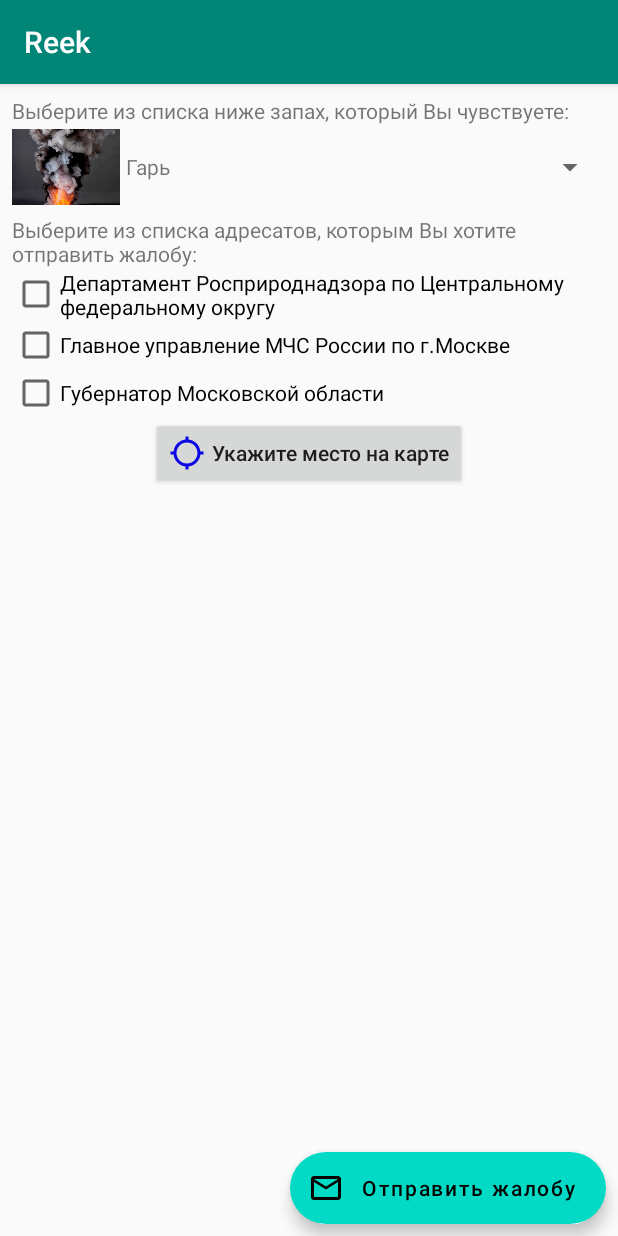
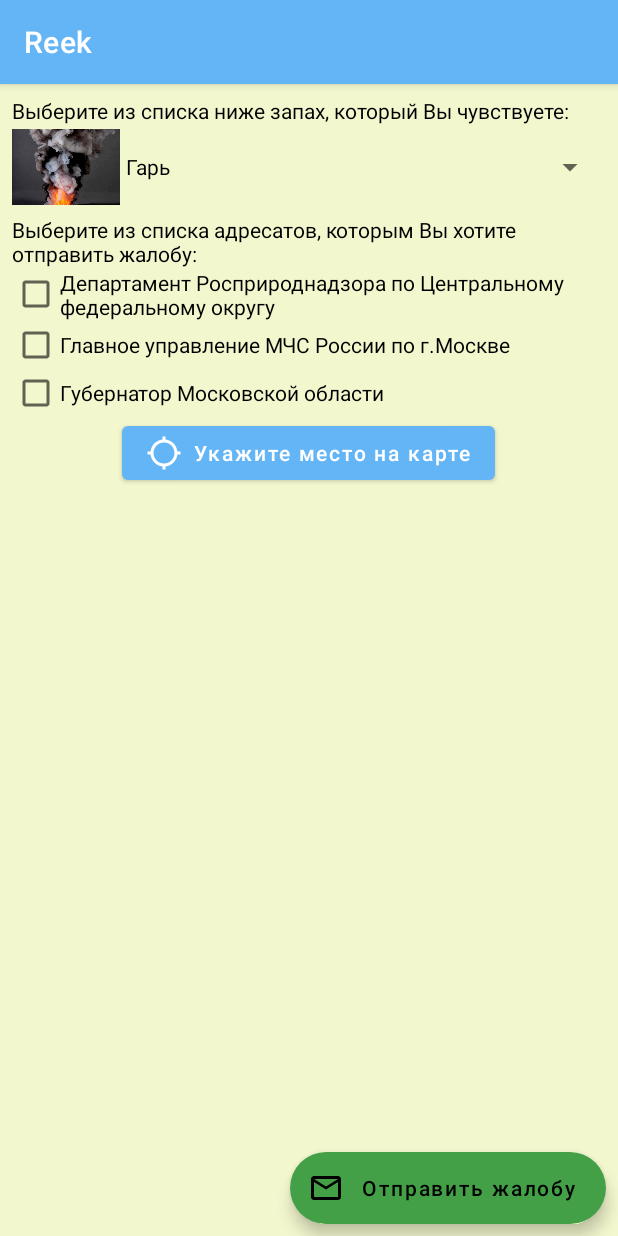
Before and after one commit to sewerina/reek, an Android app: the screen it shows after launch (MainActivity), on a phone screen of 412 x 824 dp. Run offline under Robolectric (Android 15) with nearby library versions, the phone set to English and light mode, and no system bars; our stand-ins replace Volley.

Commit message:
change theme

```diff
--- a/app/src/main/AndroidManifest.xml
+++ b/app/src/main/AndroidManifest.xml
@@ -18,7 +18,7 @@
         android:label="@string/app_name"
         android:roundIcon="@mipmap/ic_launcher_round"
         android:supportsRtl="true"
-        android:theme="@style/AppTheme">
+        android:theme="@style/ReekTheme">
 
         <!--
              The API key for Google Maps-based APIs is defined as a string resource.
@@ -34,8 +34,7 @@
 
         <activity
             android:name=".MapsActivity"
-            android:label="@string/title_activity_maps"
-            android:theme="@style/MapTheme">
+            android:label="@string/title_activity_maps">
             <meta-data
                 android:name="android.support.PARENT_ACTIVITY"
                 android:value="com.github.sewerina.reek.MainActivity" />
--- a/app/src/main/java/com/github/sewerina/reek/MainActivity.java
+++ b/app/src/main/java/com/github/sewerina/reek/MainActivity.java
@@ -27,6 +27,7 @@ import androidx.appcompat.app.AppCompatActivity;
 import androidx.lifecycle.Observer;
 import androidx.lifecycle.ViewModelProviders;
 
+import com.google.android.material.card.MaterialCardView;
 import com.google.android.material.floatingactionbutton.ExtendedFloatingActionButton;
 
 import java.util.List;
@@ -35,6 +36,7 @@ public class MainActivity extends AppCompatActivity {
     private static final int MAP_REQUEST_CODE = 13;
     private Spinner mSpinner;
     private Button mSelectLocationBtn;
+    private MaterialCardView mCardView;
     private ImageButton mDeleteScreenIBtn;
     private ImageView mMapScreenIv;
     private ExtendedFloatingActionButton mSendComplaintBtn;
@@ -79,6 +81,7 @@ public class MainActivity extends AppCompatActivity {
         }
 
         mSelectLocationBtn = findViewById(R.id.btn_selectLocation);
+        mCardView = findViewById(R.id.matCardView);
         mDeleteScreenIBtn = findViewById(R.id.ibtn_deleteScreen);
         mMapScreenIv = findViewById(R.id.iv_mapScreen);
         mSendComplaintBtn = findViewById(R.id.btn_sendComplaint);
@@ -151,6 +154,9 @@ public class MainActivity extends AppCompatActivity {
 
     private void showMapScreen(String filePath) {
         Bitmap screen = BitmapFactory.decodeFile(filePath);
+
+        mCardView.setVisibility(View.VISIBLE);
+
         mMapScreenIv.setImageBitmap(screen);
         mMapScreenIv.setVisibility(View.VISIBLE);
         mDeleteScreenIBtn.setVisibility(View.VISIBLE);
@@ -162,6 +168,7 @@ public class MainActivity extends AppCompatActivity {
     }
 
     private void hideMapScreen() {
+        mCardView.setVisibility(View.GONE);
         mMapScreenIv.setVisibility(View.GONE);
         mDeleteScreenIBtn.setVisibility(View.GONE);
     }
--- a/app/src/main/java/com/github/sewerina/reek/MainViewModel.java
+++ b/app/src/main/java/com/github/sewerina/reek/MainViewModel.java
@@ -21,7 +21,7 @@ public class MainViewModel extends ViewModel {
     private String mCurrentAddress;
     public final RecipientList mRecipientList = new RecipientList();
     public final ReekKindList mReekKindList = new ReekKindList();
-    private final String template = "Сегодня {date} я (Ваше Ф.И.О.), находясь по адресу (указать район) Москвы/Московской области (см. скрин карты), почувствовал сильный запах {reek}. В связи с этим прошу Вас принять меры по установлению источника данного запаха, провести мониторинг ПДК веществ в воздухе и контроль за соблюдением ПДВ загрязняющих веществ предприятий в указанном месте.";
+    private final String template = "Сегодня {date} я (Ваше Ф.И.О.), находясь по адресу (указать район) Москвы/Московской области (см. скрин карты), почувствовал(-а) сильный запах {reek}. В связи с этим прошу Вас принять меры по установлению источника данного запаха, провести мониторинг ПДК загрязняющих веществ в воздухе, проконтролировать соблюдение предприятиями в указанном месте ПДВ загрязняющих веществ.";
     private int mSelectReekPosition;
 
     public MainViewModel() {
--- /dev/null
+++ b/app/src/main/res/drawable-anydpi/ic_delete_screen.xml
@@ -0,0 +1,13 @@
+<vector xmlns:android="http://schemas.android.com/apk/res/android"
+    android:width="24dp"
+    android:height="24dp"
+    android:viewportWidth="18"
+    android:viewportHeight="18"
+    android:tint="#BB2026">
+  <group android:translateX="-3"
+      android:translateY="-3">
+      <path
+          android:fillColor="#FF000000"
+          android:pathData="M6,19c0,1.1 0.9,2 2,2h8c1.1,0 2,-0.9 2,-2V7H6v12zM19,4h-3.5l-1,-1h-5l-1,1H5v2h14V4z"/>
+  </group>
+</vector>
--- a/app/src/main/res/layout/activity_main.xml
+++ b/app/src/main/res/layout/activity_main.xml
@@ -1,16 +1,15 @@
 <?xml version="1.0" encoding="utf-8"?>
 
 <androidx.coordinatorlayout.widget.CoordinatorLayout xmlns:android="http://schemas.android.com/apk/res/android"
+    xmlns:app="http://schemas.android.com/apk/res-auto"
     android:layout_width="match_parent"
-    android:layout_height="match_parent"
-    xmlns:app="http://schemas.android.com/apk/res-auto">
+    android:layout_height="match_parent">
 
-    <ScrollView xmlns:android="http://schemas.android.com/apk/res/android"
+    <ScrollView
         android:layout_width="match_parent"
         android:layout_height="match_parent">
 
-        <LinearLayout xmlns:android="http://schemas.android.com/apk/res/android"
-            xmlns:tools="http://schemas.android.com/tools"
+        <LinearLayout xmlns:tools="http://schemas.android.com/tools"
             android:id="@+id/main_linearLayout"
             android:layout_width="match_parent"
             android:layout_height="wrap_content"
@@ -27,7 +26,10 @@
                 android:id="@+id/spinner"
                 android:layout_width="match_parent"
                 android:layout_height="wrap_content"
-                android:layout_marginBottom="4dp" />
+                android:layout_marginBottom="4dp"
+                android:popupBackground="@color/colorPopupBackground"
+                android:popupElevation="8dp"
+                android:spinnerMode="dropdown" />
 
             <TextView
                 android:layout_width="match_parent"
@@ -40,50 +42,43 @@
                 android:layout_height="wrap_content"
                 android:orientation="vertical" />
 
-            <RelativeLayout
-                android:layout_width="match_parent"
-                android:layout_height="wrap_content">
+            <com.google.android.material.button.MaterialButton
+                android:id="@+id/btn_selectLocation"
+                android:layout_width="wrap_content"
+                android:layout_height="wrap_content"
+                android:layout_gravity="center_horizontal"
+                android:text="Укажите место на карте"
+                android:textAllCaps="false"
+                app:icon="@drawable/ic_location"
+                app:iconGravity="start" />
 
-                <Button
-                    android:id="@+id/btn_selectLocation"
-                    android:layout_width="wrap_content"
-                    android:layout_height="wrap_content"
-                    android:layout_centerHorizontal="true"
-                    android:drawableStart="@drawable/ic_location"
-                    android:drawablePadding="4dp"
-                    android:text="Укажите место на карте"
-                    android:textAllCaps="false" />
+            <com.google.android.material.card.MaterialCardView
+                android:id="@+id/matCardView"
+                style="@style/Widget.MaterialComponents.CardView"
+                android:layout_width="wrap_content"
+                android:layout_height="wrap_content"
+                android:layout_gravity="center_horizontal"
+                android:layout_marginTop="4dp"
+                android:layout_marginBottom="72dp"
+                android:visibility="gone">
 
                 <ImageView
                     android:id="@+id/iv_mapScreen"
-                    android:layout_width="wrap_content"
-                    android:layout_height="300dp"
-                    android:layout_below="@id/btn_selectLocation"
-                    android:layout_centerHorizontal="true"
-                    android:layout_centerVertical="true"
-                    android:layout_marginBottom="72dp"
+                    android:layout_width="match_parent"
+                    android:layout_height="wrap_content"
+                    android:scaleType="center"
                     android:visibility="gone" />
 
                 <ImageButton
                     android:id="@+id/ibtn_deleteScreen"
                     android:layout_width="wrap_content"
                     android:layout_height="wrap_content"
-                    android:layout_below="@id/btn_selectLocation"
-                    android:layout_alignParentEnd="true"
+                    android:layout_margin="8dp"
+                    android:background="@android:color/transparent"
                     android:src="@drawable/ic_delete_screen"
                     android:visibility="gone" />
 
-            </RelativeLayout>
-
-            <!--<Button-->
-            <!--android:id="@+id/btn_sendComplaint"-->
-            <!--android:layout_width="wrap_content"-->
-            <!--android:layout_height="wrap_content"-->
-            <!--android:layout_gravity="center"-->
-            <!--android:drawableStart="@drawable/ic_send"-->
-            <!--android:drawablePadding="4dp"-->
-            <!--android:text="Отправить жалобу"-->
-            <!--android:textAllCaps="false" />-->
+            </com.google.android.material.card.MaterialCardView>
 
         </LinearLayout>
 
@@ -97,7 +92,6 @@
         android:layout_margin="8dp"
         android:text="Отправить жалобу"
         android:textAllCaps="false"
-        android:theme="@style/MapTheme"
         app:icon="@drawable/ic_send" />
 
 </androidx.coordinatorlayout.widget.CoordinatorLayout>
--- a/app/src/main/res/layout/activity_maps.xml
+++ b/app/src/main/res/layout/activity_maps.xml
@@ -37,6 +37,7 @@
         android:layout_height="wrap_content"
         android:layout_margin="8dp"
         android:text="Скрин места"
+        android:textAllCaps="false"
         app:layout_anchor="@id/map"
         app:icon="@drawable/ic_save"
         app:layout_anchorGravity="bottom|center"/>
--- a/app/src/main/res/values/colors.xml
+++ b/app/src/main/res/values/colors.xml
@@ -1,6 +1,13 @@
 <?xml version="1.0" encoding="utf-8"?>
 <resources>
-    <color name="colorPrimary">#008577</color>
-    <color name="colorPrimaryDark">#00574B</color>
-    <color name="colorAccent">#D81B60</color>
+    <color name="colorPrimary">#64B5F6</color>
+    <color name="colorPrimaryVariant">#2286c3</color>
+    <color name="colorOnPrimary">#FFFFFF</color>
+    <color name="colorSecondary">#43A047</color>
+    <color name="colorSecondaryVariant">#00701a</color>
+    <color name="colorOnSecondary">#000000</color>
+    <color name="colorError">#C51162</color>
+    <color name="colorPrimaryDark">#2286c3</color>
+    <color name="colorBackground">#F3F7CE</color>
+    <color name="colorPopupBackground">#E6EEA9</color>
 </resources>
--- a/app/src/main/res/values/styles.xml
+++ b/app/src/main/res/values/styles.xml
@@ -1,18 +1,25 @@
 <resources>
 
-    <!-- Base application theme. -->
-    <style name="AppTheme" parent="Theme.AppCompat.Light.DarkActionBar">
-        <!-- Customize your theme here. -->
+    <style name="ReekTheme" parent="Theme.MaterialComponents.Light.DarkActionBar">
+        // color attributes in my theme
         <item name="colorPrimary">@color/colorPrimary</item>
+        <item name="colorPrimaryVariant">@color/colorPrimaryVariant</item>
+        <item name="colorOnPrimary">@color/colorOnPrimary</item>
+        <item name="colorSecondary">@color/colorSecondary</item>
+        <item name="colorSecondaryVariant">@color/colorSecondaryVariant</item>
+        <item name="colorOnSecondary">@color/colorOnSecondary</item>
+
         <item name="colorPrimaryDark">@color/colorPrimaryDark</item>
-        <item name="colorAccent">@color/colorAccent</item>
-    </style>
+        <item name="android:navigationBarColor">@color/colorPrimaryDark</item>
+        <item name="android:textColor">@color/colorOnSecondary</item>
 
-    <style name="MapTheme" parent="Theme.MaterialComponents.Light.DarkActionBar">
-        <!-- Customize your theme here. -->
-        <item name="colorPrimary">@color/colorPrimary</item>
-        <item name="colorPrimaryDark">@color/colorPrimaryDark</item>
-        <item name="colorAccent">@color/colorAccent</item>
+        // additional color attributes
+        <item name="android:colorBackground">@color/colorBackground</item>
+        <item name="colorOnBackground">@color/colorOnSecondary</item>
+        <item name="colorSurface">@color/colorOnPrimary</item>
+        <item name="colorOnSurface">@color/colorOnSecondary</item>
+        <item name="colorError">@color/colorError</item>
+        <item name="colorOnError">@color/colorOnPrimary</item>
     </style>
 
 </resources>
```
Also changed, not shown: app/src/main/res/drawable-hdpi/ic_delete_screen.png, app/src/main/res/drawable-mdpi/ic_delete_screen.png, app/src/main/res/drawable-xhdpi/ic_delete_screen.png, app/src/main/res/drawable-xxhdpi/ic_delete_screen.png.
